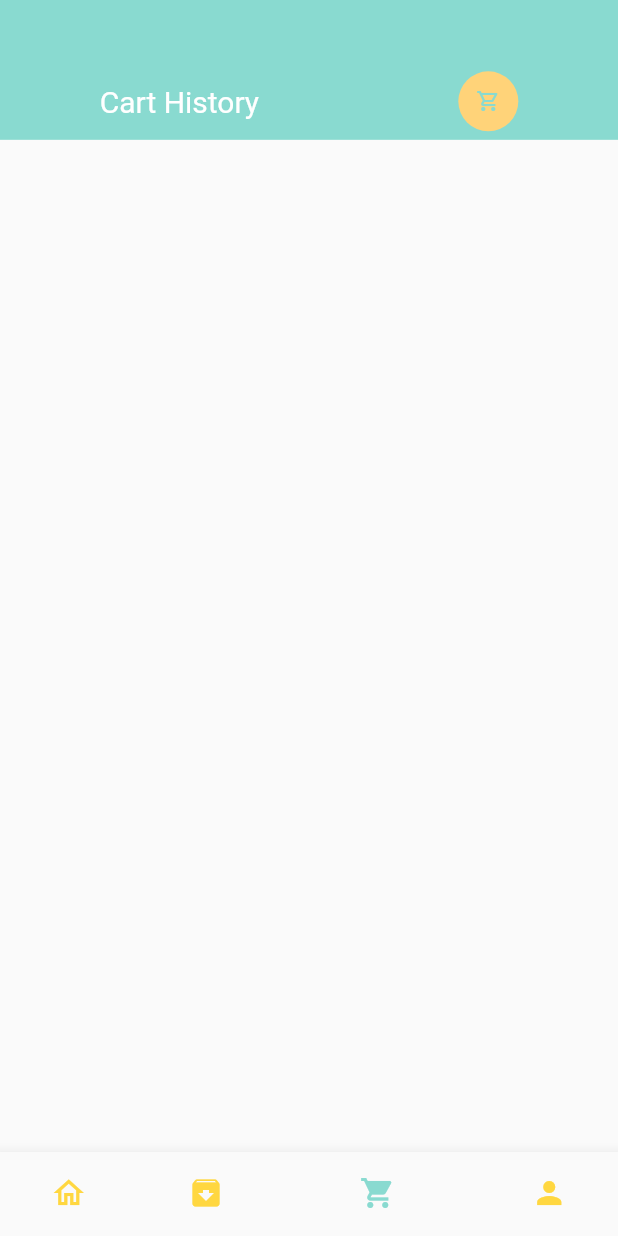
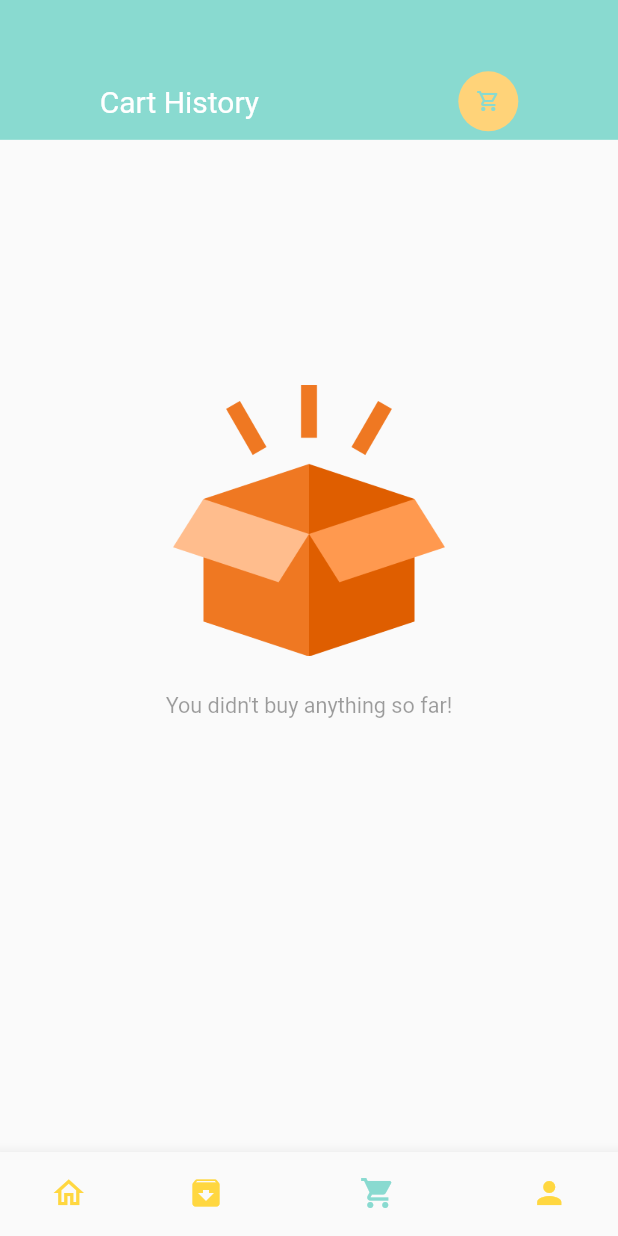
Before and after one commit to umairaarif/FYP-FoodApp, a Flutter app: the screen it shows after launch, item 3 of the bottom bar chosen, on a phone screen of 412 x 824 dp. Run offline on Flutter 3.47's test engine with Material 2 defaults, Android fonts, the phone set to English and light mode, and no system bars; our stand-ins replace dots_indicator, get, shared_preferences; network calls fail.

```diff
--- /dev/null
+++ b/lib/base/no_data_page.dart
@@ -0,0 +1,35 @@
+import 'package:flutter/material.dart';
+
+class NoDataPage extends StatelessWidget {
+  final String text;
+  final String imgPath;
+
+  const NoDataPage({Key? key,required this.text,this.imgPath="assets/image/empty_cart.png"}) : super(key: key);
+
+  @override
+  Widget build(BuildContext context) {
+    return Column(
+      mainAxisAlignment: MainAxisAlignment.center,
+      crossAxisAlignment: CrossAxisAlignment.stretch,
+      children: [
+        Image.asset(
+          imgPath,
+          height: MediaQuery.of(context).size.height*0.22,
+          width: MediaQuery.of(context).size.width*0.22,
+        ),
+        SizedBox(
+          height: MediaQuery.of(context).size.height*0.03,
+        ),
+        Text(
+          text,
+          style: TextStyle(
+            fontSize: MediaQuery.of(context).size.height*0.0175,
+            color: Theme.of(context).disabledColor,
+
+          ),
+          textAlign: TextAlign.center,
+        )
+      ],
+    );
+  }
+}
--- a/lib/pages/cart/cart_history.dart
+++ b/lib/pages/cart/cart_history.dart
@@ -1,6 +1,7 @@
 import 'dart:convert';
 
 import 'package:flutter/material.dart';
+import 'package:food_delivery/base/no_data_page.dart';
 import 'package:food_delivery/controllers/cart_controller.dart';
 import 'package:food_delivery/models/cart_model.dart';
 import 'package:food_delivery/routes/route_helper.dart';
@@ -38,6 +39,16 @@ class CartHistory extends StatelessWidget {
     List<int> itemsPerOrder = cartItemsPerOrderToList();
 
     var listCounter = 0;
+    Widget timeWidget(int index) {
+      var outputDate = DateTime.now().toString();
+      if (index < getCartHistoryList.length) {
+        DateTime parseDate = DateFormat("yyyy-MM-dd HH:mm:ss").parse(getCartHistoryList[listCounter].time!);
+        var inputDate = DateTime.parse(parseDate.toString());
+        var outputFormat = DateFormat("MM/dd/yyyy hh:mm a");
+        outputDate = outputFormat.format(inputDate);
+      }
+      return BigText(text: outputDate);
+    }
 
     return Scaffold(
       body: Column(
@@ -62,7 +73,9 @@ class CartHistory extends StatelessWidget {
               ],
             ),
           ),
-          Expanded(
+          GetBuilder<CartController>(builder: (_cartController) {
+            return _cartController.getCartHistoryList().length > 0
+                ? Expanded(
                     child: Container(
                       margin: EdgeInsets.only(top: Dimensions.height20, left: Dimensions.width20, right: Dimensions.width20),
                       child: MediaQuery.removePadding(
@@ -77,13 +90,7 @@ class CartHistory extends StatelessWidget {
                                 child: Column(
                                   crossAxisAlignment: CrossAxisAlignment.start,
                                   children: [
-                            (() {
-                              DateTime parseDate = DateFormat("yyyy-MM-dd HH:mm:ss").parse(getCartHistoryList[listCounter].time!);
-                              var inputDate = DateTime.parse(parseDate.toString());
-                              var outputFormat = DateFormat("MM/dd/yyyy hh:mm a");
-                              var outputDate = outputFormat.format(inputDate);
-                              return BigText(text: outputDate);
-                            }()),
+                                    timeWidget(listCounter),
                                     SizedBox(height: Dimensions.height10),
                                     Row(
                                       mainAxisAlignment: MainAxisAlignment.spaceBetween,
@@ -153,6 +160,16 @@ class CartHistory extends StatelessWidget {
                       ),
                     ),
                   )
+                : SizedBox(
+                    height: MediaQuery.of(context).size.height / 1.5,
+                    child: Center(
+                      child: NoDataPage(
+                        text: "You didn't buy anything so far!",
+                        imgPath: "assets/image/empty_box.png",
+                      ),
+                    ),
+                  );
+          }),
         ],
       ),
     );
--- a/lib/pages/home/home_page.dart
+++ b/lib/pages/home/home_page.dart
@@ -1,5 +1,6 @@
 import 'package:flutter/cupertino.dart';
 import 'package:flutter/material.dart';
+import 'package:food_delivery/pages/account/account_page.dart';
 import 'package:food_delivery/pages/cart/cart_history.dart';
 import 'package:food_delivery/pages/home/main_food_page.dart';
 import 'package:food_delivery/utils/colors.dart';
@@ -18,7 +19,7 @@ class _HomePageState extends State<HomePage> {
     MainFoodPage(),
     Container(child: Center(child: Text("next page"))),
     CartHistory(),
-    Container(child: Center(child: Text("next next next page")))
+    AccountPage(),
   ];
 
   void onTapNav(int index) {
--- a/lib/utils/app_constant.dart
+++ b/lib/utils/app_constant.dart
@@ -4,6 +4,7 @@ class AppConstants {
   static const String BASE_URL = "http://10.0.2.2:8000";
   static const String POPULAR_PRODUCT_URI = "/api/v1/products/popular";
   static const String RECOMMENDED_PRODUCT_URI = "/api/v1/products/recommended";
+ // static const String DRINKS_URI = "/api/v1/products/drinks";
   static const String UPLOAD_URL = "/uploads/";
   static const String TOKEN = "DBtoken";
   static const String CART_LIST = "cart-list";
```
Also changed, not shown: lib/pages/account/account_page.dart (added, +104 -0 lines), lib/pages/cart/cart_page.dart (+10 -4 lines), lib/pages/home/main_food_page.dart (+10 -3 lines), lib/widgets/account_widget.dart (added, +21 -0 lines). Lines whose indentation alone changed are shown as unchanged.
